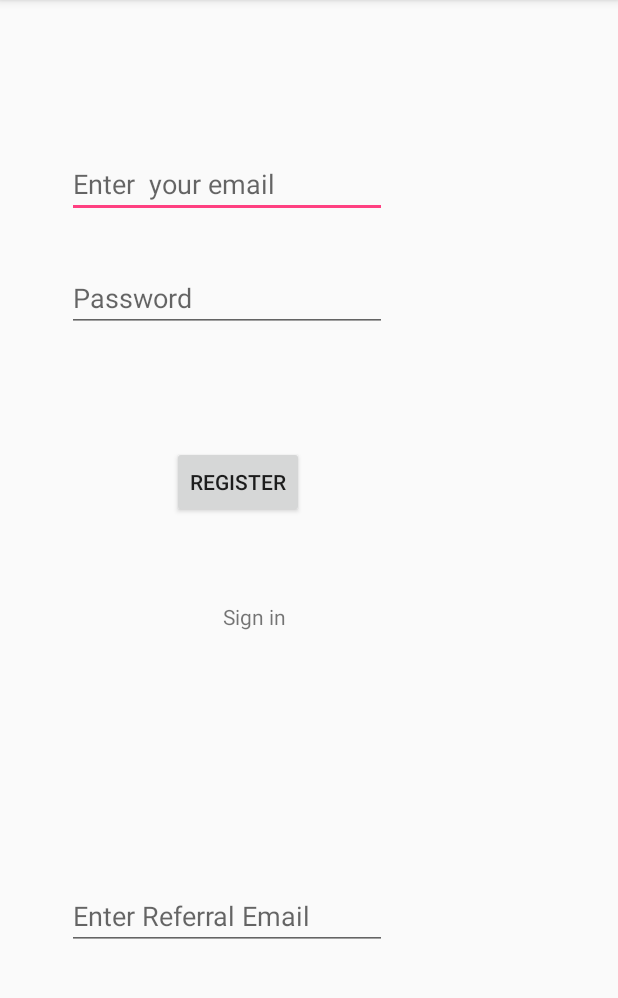
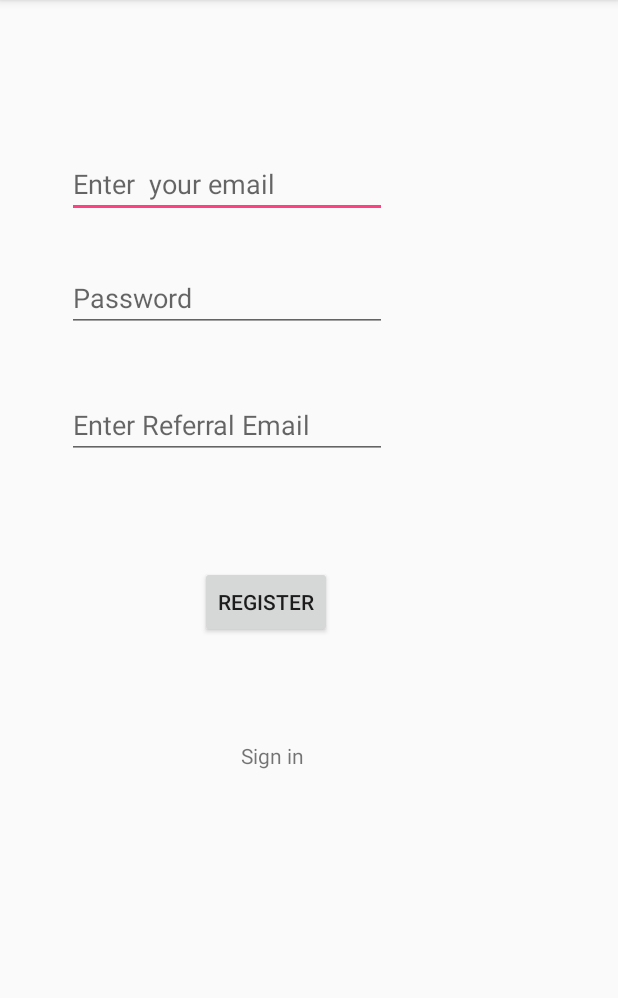
Before and after one commit to laur4444/Hackathon2, an Android app: the screen it shows after launch (MainActivity), on a phone screen of 412 x 824 dp, the part 84-1082 px from its top. Run offline under Robolectric (Android 15) with nearby library versions, the phone set to English and light mode, and no system bars; our stand-ins replace Firebase (no records; nobody signed in at launch, a user with empty details on screens opened directly).

Commit message:
Refferal merge!

```diff
--- a/app/src/main/java/net/ddns/dunno/hackathon/MainActivity.java
+++ b/app/src/main/java/net/ddns/dunno/hackathon/MainActivity.java
@@ -100,17 +100,21 @@ public class MainActivity extends AppCompatActivity implements View.OnClickListe
                     if (task.getResult().getProviders().size() > 0) {
                         Toast.makeText(MainActivity.this, "Referral exists!", Toast.LENGTH_SHORT).show();
                         adduser(email, password);
+                        loadingDialog.cancel();
                     } else {
                         Toast.makeText(MainActivity.this, "Referral doesn't exist!", Toast.LENGTH_SHORT).show();
                         //adduser(email, password);
+                        loadingDialog.cancel();
                     }
                 }
             });
         } else {
             if (!TextUtils.isEmpty(referralEmail)){
                 Toast.makeText(MainActivity.this, "Referral doesn't exist!", Toast.LENGTH_SHORT).show();
+                loadingDialog.cancel();
             } else {
                 adduser(email, password);
+                loadingDialog.cancel();
             }
         }
 
--- a/app/src/main/res/layout/activity_main.xml
+++ b/app/src/main/res/layout/activity_main.xml
@@ -53,10 +53,10 @@
         android:text="Register"
         app:layout_constraintBottom_toBottomOf="parent"
         app:layout_constraintEnd_toEndOf="parent"
-        app:layout_constraintHorizontal_bias="0.346"
+        app:layout_constraintHorizontal_bias="0.407"
         app:layout_constraintStart_toStartOf="parent"
         app:layout_constraintTop_toTopOf="parent"
-        app:layout_constraintVertical_bias="0.411" />
+        app:layout_constraintVertical_bias="0.525" />
 
     <TextView
         android:id="@+id/user_Login"
@@ -69,10 +69,10 @@
         android:text="Sign in"
         app:layout_constraintBottom_toBottomOf="parent"
         app:layout_constraintEnd_toEndOf="parent"
-        app:layout_constraintHorizontal_bias="0.397"
+        app:layout_constraintHorizontal_bias="0.431"
         app:layout_constraintStart_toStartOf="parent"
         app:layout_constraintTop_toTopOf="parent"
-        app:layout_constraintVertical_bias="0.537" />
+        app:layout_constraintVertical_bias="0.663" />
 
     <EditText
         android:id="@+id/referral_Email"
@@ -90,6 +90,6 @@
         app:layout_constraintHorizontal_bias="0.202"
         app:layout_constraintStart_toStartOf="parent"
         app:layout_constraintTop_toTopOf="parent"
-        app:layout_constraintVertical_bias="0.821" />
+        app:layout_constraintVertical_bias="0.358" />
 
 </android.support.constraint.ConstraintLayout>
```
